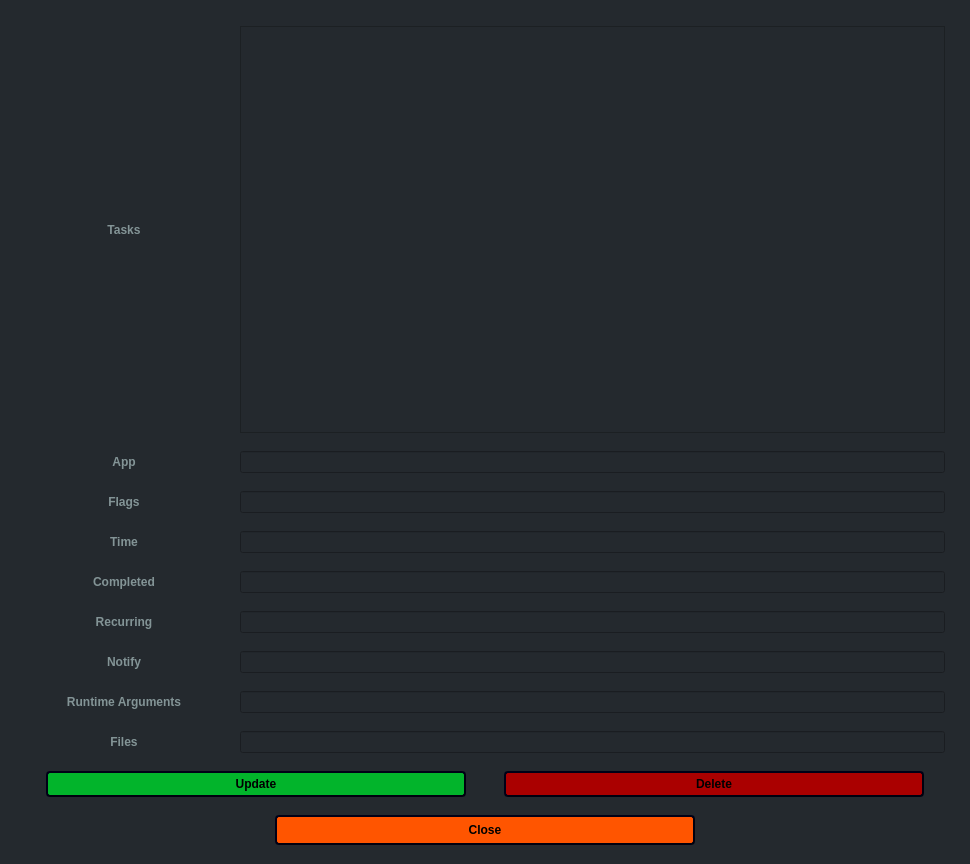
Above: scheduledialog.ui from StronglogicSolutions/ky_gui before the change. Below: the same form after it.
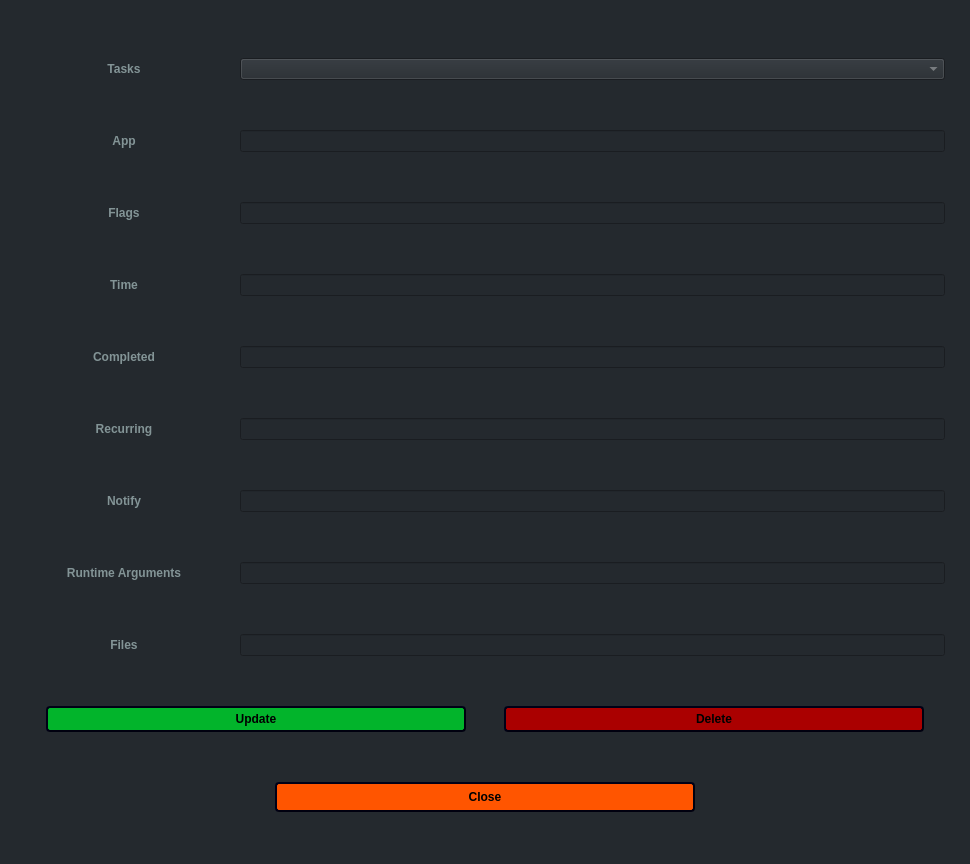
That is the form after the change. Icons and pictures are not drawn.

What changed in the file:
```diff
--- a/scheduledialog.ui
+++ b/scheduledialog.ui
@@ -26,7 +26,7 @@
      <height>851</height>
     </rect>
    </property>
-   <layout class="QVBoxLayout" name="verticalLayout" stretch="1,0,0,0,0,0,0,0,0,0,0">
+   <layout class="QVBoxLayout" name="verticalLayout" stretch="0,0,0,0,0,0,0,0,0,0,0">
     <property name="spacing">
      <number>18</number>
     </property>
@@ -78,7 +78,7 @@
        </widget>
       </item>
       <item>
-       <widget class="QListView" name="taskList"/>
+       <widget class="QComboBox" name="taskList"/>
       </item>
      </layout>
     </item>
```
Left out of the diff: 16 changed lines with no effect on the pictures.
